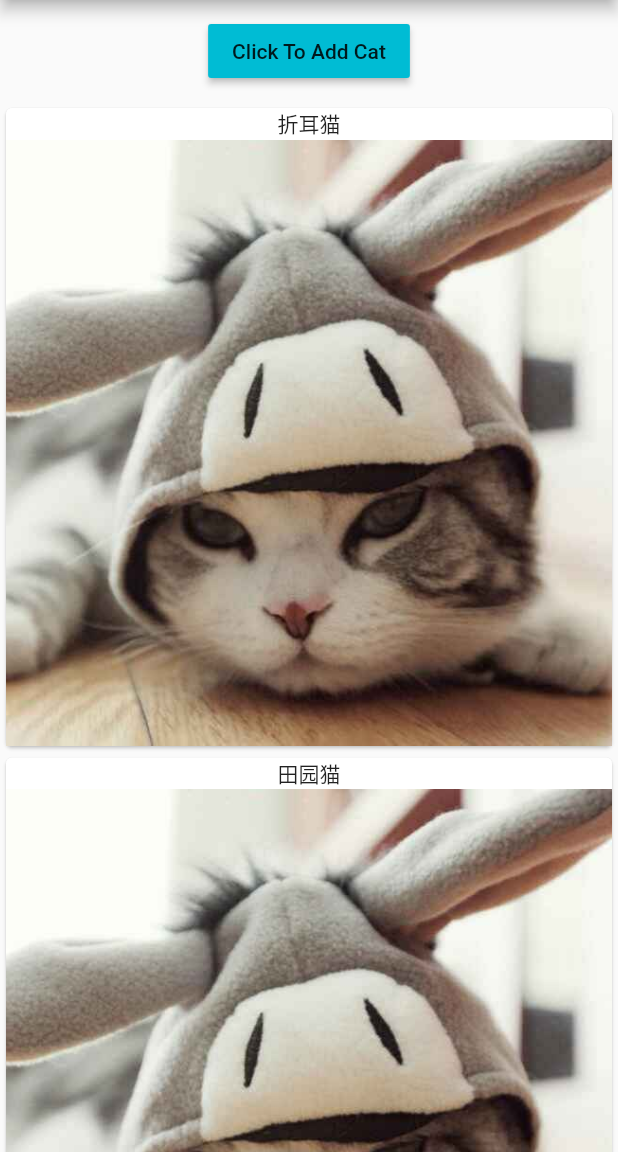
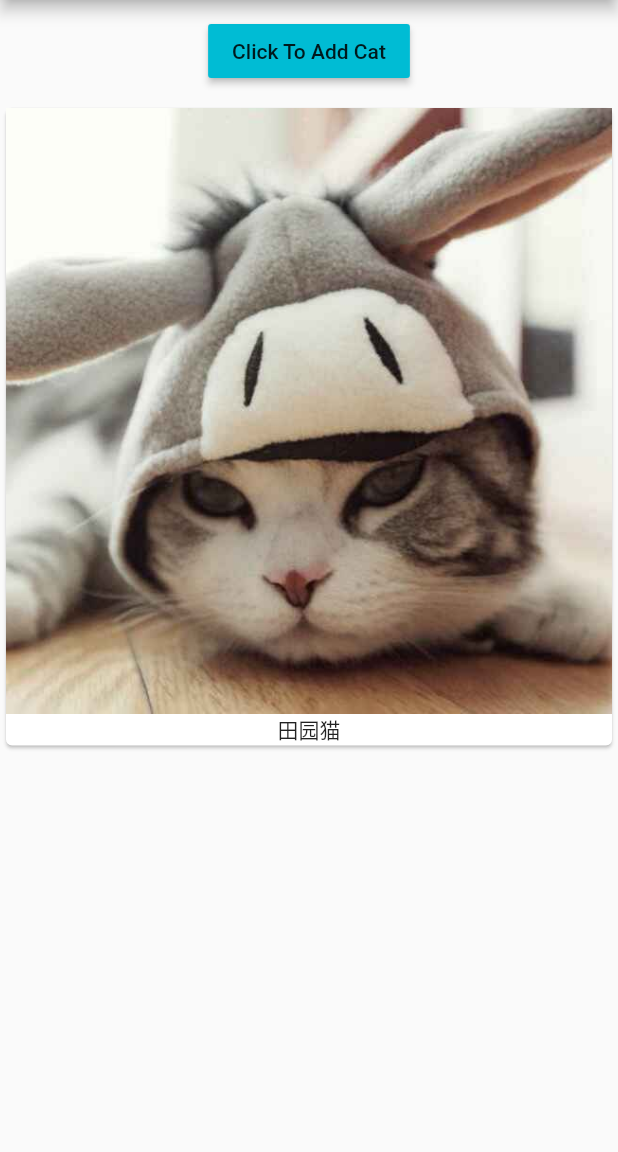
Before and after one commit to huangjun0124/flutter_learn, a Flutter app: the screen it shows after launch, after a tap on "Click To Add Cat", on a phone screen of 412 x 824 dp, the part 84-1236 px from its top. Run offline on Flutter 3.47's test engine with Material 2 defaults, Android fonts, the phone set to English and light mode, and no system bars.

```diff
--- a/flutter_learn/lib/cat_manager.dart
+++ b/flutter_learn/lib/cat_manager.dart
@@ -6,7 +6,7 @@ import './cats.dart';
 
 class CatManager extends StatefulWidget {
   final String startingCat;
-  CatManager({this.startingCat='折耳猫'}){
+  CatManager({this.startingCat}){
     print('[CatManager widget] Constructer') ;
   }
 
@@ -23,7 +23,9 @@ class _CatManagerState extends State<CatManager> {
   @override
   void initState() {
     print('[CatManager widget] initState') ;
-    _cats.add(widget.startingCat);// widget refres to State property, current father widget
+    if(widget.startingCat != null){
+      _cats.add(widget.startingCat);// widget refres to State property, current father widget
+    }
     super.initState();
   }
 
@@ -42,7 +44,7 @@ class _CatManagerState extends State<CatManager> {
           margin: EdgeInsets.all(10.0), // 按钮周围留10像素空白
           child: CatControl(_addCat)
         ),
-        Cats(_cats)
+       Expanded(child: Cats(_cats))
       ],
     );
   }
--- a/flutter_learn/lib/cats.dart
+++ b/flutter_learn/lib/cats.dart
@@ -3,23 +3,41 @@ import 'package:flutter/widgets.dart';
 
 class Cats extends StatelessWidget {
   final List<String> _cats;
-  Cats(this._cats){
-    print('[Cats widget] Constructer') ;
+
+  Cats(this._cats) {
+    print('[Cats widget] Constructer');
   }
 
   @override
   Widget build(BuildContext context) {
-    print('[Cats widget] build') ;
-    return Column(
-      children: _cats
-          .map((e) => Card(
-                child: Column(
-                  children: <Widget>[
-                    Text(e),
-                    Image.asset('assets/cat001.jpg')],
-                ),
-              ))
-          .toList(),
+    print('[Cats widget] build');
+    return _buildCatList();
+  }
+
+  Widget _buildCatList() {
+    Widget catCards;
+    if (_cats.length > 0) {
+      catCards = ListView.builder(
+        // 这种用法更加效率，会自动对不可见的 item 进行回收
+        itemBuilder: _buildCatItem,
+        itemCount: _cats.length,
+      );
+    } else {
+      catCards = Card(
+        child: Text('Nothing yet'),
+      );
+    }
+    return catCards;
+  }
+
+  Widget _buildCatItem(BuildContext context, int index) {
+    return Card(
+      child: Column(
+        children: <Widget>[
+          Image.asset('assets/cat001.jpg'),
+          Text(_cats[index])
+        ],
+      ),
     );
   }
 }
--- a/flutter_learn/lib/main.dart
+++ b/flutter_learn/lib/main.dart
@@ -4,7 +4,7 @@ import 'package:flutter/widgets.dart';
 import './cat_manager.dart';
 
 void main() {
-  debugPaintSizeEnabled = true;
+  //debugPaintSizeEnabled = true;
   runApp(MyApp());
 }
 
@@ -12,14 +12,14 @@ class MyApp extends StatelessWidget {
   @override
   Widget build(BuildContext context) {
     return MaterialApp(
-      debugShowMaterialGrid: true,
+      debugShowMaterialGrid: false,
         theme: ThemeData(
             primarySwatch: Colors.cyan, accentColor: Colors.lightBlue),
         home: Scaffold(
           appBar: AppBar(
             title: Text('LovingCat'),
           ),
-          body: CatManager(),
+          body: CatManager(), //'折耳猫'
         ));
   }
 }
```
